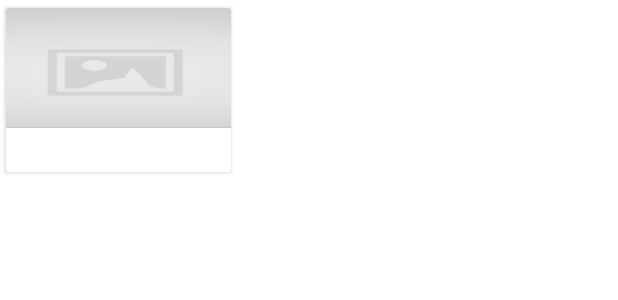
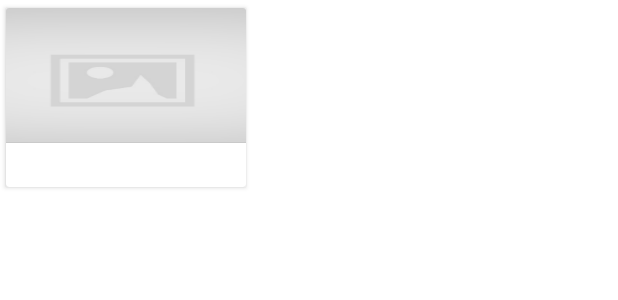
Before and after one commit to datasmilesdotcom/ew-android-dev, an Android app: the layout explore_recycle_sub_categories.xml on its own in the app's theme, with its tools: preview values and no code run, on a phone screen of 412 x 824 dp. Shown: the top 300 px of the screen. Run offline under Robolectric (Android 15) with nearby library versions, the phone set to English and light mode, and no system bars; network calls fail.

Commit message:
Ui Update

```diff
--- a/app/src/main/res/layout-sw720dp/explore_recycle_sub_categories.xml
+++ b/app/src/main/res/layout-sw720dp/explore_recycle_sub_categories.xml
@@ -12,7 +12,7 @@
 
     <RelativeLayout
         android:id="@+id/sub_cat_container"
-        android:layout_width="150dp"
+        android:layout_width="240dp"
         android:layout_height="wrap_content"
         >
 
--- a/app/src/main/res/layout/explore_recycle_sub_categories.xml
+++ b/app/src/main/res/layout/explore_recycle_sub_categories.xml
@@ -12,14 +12,14 @@
 
     <RelativeLayout
         android:id="@+id/sub_cat_container"
-        android:layout_width="150dp"
+        android:layout_width="160dp"
         android:layout_height="wrap_content"
         >
 
             <ImageView
                 android:id="@+id/topicImage"
-                android:layout_width="150dp"
-                android:layout_height="80dp"
+                android:layout_width="160dp"
+                android:layout_height="90dp"
                 android:layout_marginBottom="4dp"
                 android:scaleType="fitXY"
                 android:src="@drawable/placeholder_"
```
Also changed, not shown: app/src/main/res/layout/explore_horizontal_recycle_item.xml (+6 -13 lines).
